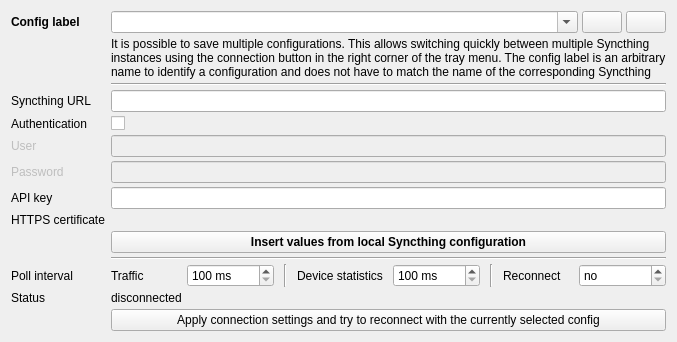
The window that tray/gui/connectionoptionpage.ui (Martchus/syncthingtray) describes before a commit, drawn with Qt 5.
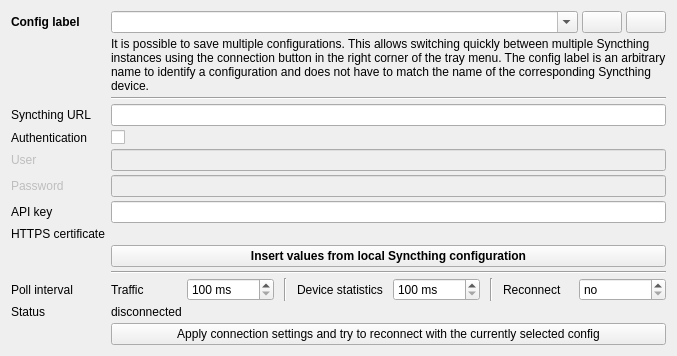
The same window after the commit. Icons and pictures are not drawn. Custom widgets are drawn as their Qt base class.

Commit message: Ensure note in connection settings isn't truncated

```diff
--- a/tray/gui/connectionoptionpage.ui
+++ b/tray/gui/connectionoptionpage.ui
@@ -103,17 +103,11 @@
    <item row="1" column="1">
     <widget class="QLabel" name="instanceNoteLabel">
      <property name="sizePolicy">
-      <sizepolicy hsizetype="Expanding" vsizetype="Minimum">
+      <sizepolicy hsizetype="MinimumExpanding" vsizetype="MinimumExpanding">
        <horstretch>0</horstretch>
        <verstretch>0</verstretch>
       </sizepolicy>
      </property>
-     <property name="maximumSize">
-      <size>
-       <width>16777215</width>
-       <height>42</height>
-      </size>
-     </property>
      <property name="text">
       <string>It is possible to save multiple configurations. This allows switching quickly between multiple Syncthing instances using the connection button in the right corner of the tray menu. The config label is an arbitrary name to identify a configuration and does not have to match the name of the corresponding Syncthing device.</string>
      </property>
```
Left out of the diff: 10 changed lines with no effect on the pictures. The commit also changes 1 other file.
